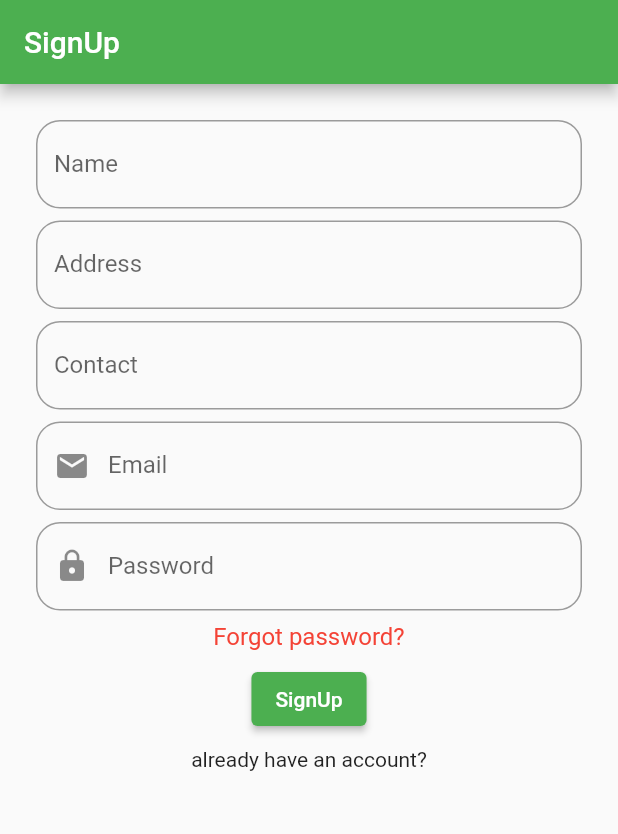
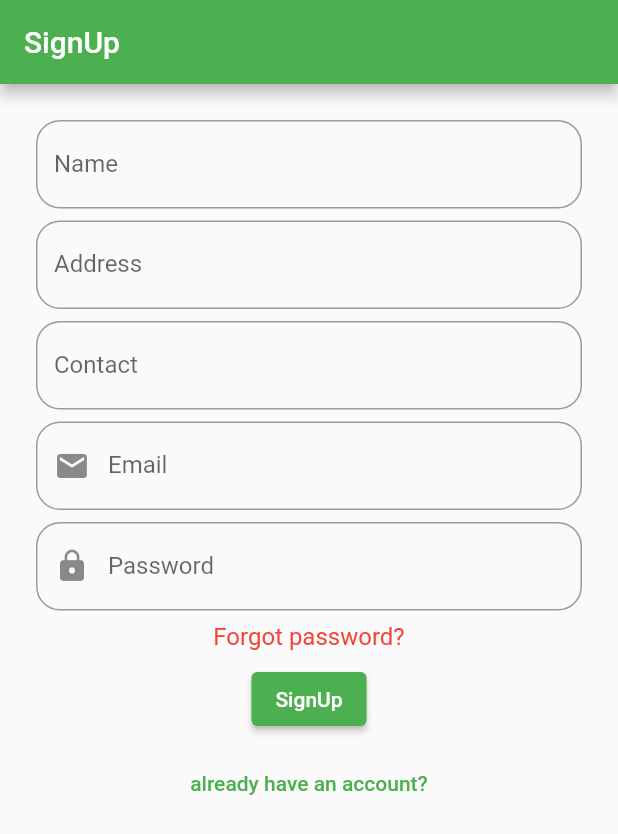
Before and after one commit to hafeezrana/notes_firebase, a Flutter app: the screen it shows after launch, after a tap on "create a new account?", after a tap on "SignUp", on a phone screen of 412 x 824 dp. Shown: the top 834 px of the screen. Run offline on Flutter 3.47's test engine with Material 2 defaults, Android fonts, the phone set to English and light mode, and no system bars; our stand-ins replace cloud_firestore, firebase_auth, firebase_core, flutter_riverpod; accounts and stored records are empty; network calls fail.

Commit message:
Review changes.

```diff
--- a/lib/main.dart
+++ b/lib/main.dart
@@ -1,4 +1,3 @@
-import 'package:firebase_auth/firebase_auth.dart';
 import 'package:firebase_core/firebase_core.dart';
 import 'package:flutter/material.dart';
 import 'package:flutter_riverpod/flutter_riverpod.dart';
@@ -7,14 +6,60 @@ import 'package:note_firebase/services/auth_service.dart';
 import 'package:note_firebase/views/home_view.dart';
 import 'package:note_firebase/views/sign_in_view.dart';
 
-Future<void> main() async {
-  WidgetsFlutterBinding.ensureInitialized();
-  await Firebase.initializeApp(options: DefaultFirebaseOptions.currentPlatform);
-  runApp(const ProviderScope(child: MyApp()));
+void main() {
+  runApp(const InitializeFirebase());
 }
 
-class MyApp extends StatelessWidget {
+@immutable
+class InitializeFirebase extends StatefulWidget {
+  const InitializeFirebase({super.key});
+
+  @override
+  State<InitializeFirebase> createState() => _InitializeFirebaseState();
+}
+
+class _InitializeFirebaseState extends State<InitializeFirebase> {
+  late Future _loading;
+
+  @override
+  void initState() {
+    super.initState();
+    _loading = Firebase.initializeApp(options: DefaultFirebaseOptions.currentPlatform);
+  }
+
+  @override
+  Widget build(BuildContext context) {
+    return FutureBuilder(
+      future: _loading,
+      builder: (BuildContext context, AsyncSnapshot<dynamic> snapshot) {
+        if (snapshot.connectionState != ConnectionState.done) {
+          return const MaterialApp(
+            home: ColoredBox(
+              color: Colors.yellow,
+              child: Center(
+                child: Text('Splash'),
+              ),
+            ),
+          );
+        }
+        if (snapshot.hasError) {
+          return ErrorWidget('ERROR');
+        }
+        return const ProviderScope(child: MyApp());
+      },
+    );
+  }
+}
+
+class MyApp extends StatefulWidget {
   const MyApp({Key? key}) : super(key: key);
+
+  @override
+  State<MyApp> createState() => _MyAppState();
+}
+
+class _MyAppState extends State<MyApp> {
+  final authService = AuthService();
 
   @override
   Widget build(BuildContext context) {
@@ -24,26 +69,17 @@ class MyApp extends StatelessWidget {
       theme: ThemeData(
         primarySwatch: Colors.green,
       ),
-      home: AuthStateChanges(),
+      home: StreamBuilder<AuthUser>(
+        initialData: authService.authUser,
+        stream: authService.authStateChanges,
+        builder: (context, snapshot) {
+          if (snapshot.requireData != AuthUser.empty) {
+            return const HomeView();
+          } else {
+            return const SignInView();
+          }
+        },
+      ),
     );
   }
 }
-
-class AuthStateChanges extends StatelessWidget {
-  AuthStateChanges({Key? key}) : super(key: key);
-
-  final authService = AuthService();
-  @override
-  Widget build(BuildContext context) {
-    return StreamBuilder<User?>(
-      stream: authService.authStateChanges,
-      builder: (conext, snapshot) {
-        if (snapshot.data != null) {
-          return const HomeView();
-        } else {
-          return SignInView();
-        }
-      },
-    );
-  }
-}
--- a/lib/services/auth_service.dart
+++ b/lib/services/auth_service.dart
@@ -1,3 +1,5 @@
+import 'dart:async';
+
 import 'package:firebase_auth/firebase_auth.dart';
 import 'package:flutter_riverpod/flutter_riverpod.dart';
 
@@ -5,17 +7,47 @@ final notesAuthProvider = Provider<AuthService>((ref) {
   return AuthService();
 });
 
+//const noUser = User();
+
+class AuthUser {
+  const AuthUser({
+    required this.uid,
+    required this.displayName,
+  });
+
+  static const empty = AuthUser(uid: '', displayName: 'Empty');
+
+  final String uid;
+  final String displayName;
+}
+
 class AuthService {
   final _instance = FirebaseAuth.instance;
-  Stream<User?> get authStateChanges => _instance.authStateChanges();
-  String get userId => _instance.currentUser!.uid;
+
+  Stream<AuthUser> get authStateChanges =>
+      _instance.authStateChanges().map(_mapAuthUser).asBroadcastStream();
+
+  AuthUser get authUser => _mapAuthUser(_instance.currentUser);
+
+  AuthUser _mapAuthUser(User? user) {
+    if (user == null) {
+      return AuthUser.empty;
+    } else {
+      return AuthUser(
+        uid: user.uid,
+        displayName: user.displayName ?? '',
+      );
+    }
+  }
 
   Future<UserCredential> createUser({
     required String email,
     required String password,
   }) {
     return _instance.createUserWithEmailAndPassword(
-        email: email, password: password);
+      email: email,
+      password: password,
+    );
   }
 
   Future<UserCredential> loginIn({
@@ -23,7 +55,9 @@ class AuthService {
     required String password,
   }) {
     return _instance.signInWithEmailAndPassword(
-        email: email, password: password);
+      email: email,
+      password: password,
+    );
   }
 
   Future<void> signOut() {
--- a/lib/views/sign_in_view.dart
+++ b/lib/views/sign_in_view.dart
@@ -6,19 +6,79 @@ import 'package:note_firebase/views/sign_up_view.dart';
 
 import 'home_view.dart';
 
-class SignInView extends ConsumerWidget {
+class SignInView extends ConsumerStatefulWidget {
+  const SignInView({super.key});
+
+  static const routeName = '/sign-in';
+
+  static Route<void> route() {
+    return PageRouteBuilder(
+      settings: const RouteSettings(name: routeName),
+      pageBuilder: (BuildContext context, Animation<double> animation,
+          Animation<double> secondaryAnimation) {
+        return FadeTransition(
+          opacity: animation,
+          child: const SignInView(),
+        );
+      },
+    );
+  }
+
+  @override
+  ConsumerState<ConsumerStatefulWidget> createState() => SignInViewState();
+}
+
+class SignInViewState extends ConsumerState {
   final emailController = TextEditingController();
   final passwordController = TextEditingController();
 
-  // @override
-  // void dispose() {
-  //   super.dispose();
-  //   emailController.text;
-  //   passwordController.text;
-  // }
+  @override
+  void dispose() {
+    emailController.dispose();
+    passwordController.dispose();
+    super.dispose();
+  }
+
+  void _onSignInPressed() async {
+    try {
+      await ref.watch(notesAuthProvider).loginIn(
+            email: emailController.text,
+            password: passwordController.text,
+          );
+      Navigator.of(context).push(HomeView.route());
+    } on FirebaseAuthException catch (e) {
+      if (e.code == 'user-not-found') {
+        showDialog(
+          context: context,
+          builder: (context) => Dialog(
+            child: Text(e.message.toString()),
+          ),
+        );
+      } else if (e.code == 'wrong-password') {
+        showDialog(
+          context: context,
+          builder: (context) => Dialog(
+            child: Padding(
+              padding: const EdgeInsets.all(16.0),
+              child: Text(e.message.toString()),
+            ),
+          ),
+        );
+      }
+    } catch (e) {
+      showDialog(
+        context: context,
+        builder: (context) => Dialog(
+          child: Text(
+            e.toString(),
+          ),
+        ),
+      );
+    }
+  }
 
   @override
-  Widget build(BuildContext context, WidgetRef ref) {
+  Widget build(BuildContext context) {
     return Scaffold(
       appBar: AppBar(
         title: const Text('SignIn'),
@@ -37,9 +97,7 @@ class SignInView extends ConsumerWidget {
                 ),
               ),
             ),
-            const SizedBox(
-              height: 8,
-            ),
+            const SizedBox(height: 8),
             TextFormField(
               controller: passwordController,
               decoration: InputDecoration(
@@ -50,72 +108,22 @@ class SignInView extends ConsumerWidget {
                 ),
               ),
             ),
-            const SizedBox(
-              height: 8,
-            ),
+            const SizedBox(height: 8),
             const Text(
               'Forgot password?',
-              style: TextStyle(
-                  color: Colors.red, fontSize: 16, fontWeight: FontWeight.w400),
+              style: TextStyle(color: Colors.red, fontSize: 16, fontWeight: FontWeight.w400),
             ),
-            const SizedBox(
-              height: 8,
-            ),
+            const SizedBox(height: 8),
             ElevatedButton(
-              onPressed: () async {
-                try {
-                  await ref.watch(notesAuthProvider).loginIn(
-                      email: emailController.text,
-                      password: passwordController.text);
-                  Navigator.push(
-                    context,
-                    MaterialPageRoute(
-                      builder: (context) => const HomeView(),
-                    ),
-                  );
-                } on FirebaseAuthException catch (e) {
-                  if (e.code == 'user-not-found') {
-                    showDialog(
-                      context: context,
-                      builder: (context) => Dialog(
-                        child: Text(e.message.toString()),
-                      ),
-                    );
-                  } else if (e.code == 'wrong-password') {
-                    showDialog(
-                      context: context,
-                      builder: (context) => Dialog(
-                        child: Padding(
-                          padding: const EdgeInsets.all(16.0),
-                          child: Text(e.message.toString()),
-                        ),
-                      ),
-                    );
-                  }
-                } catch (e) {
-                  showDialog(
-                    context: context,
-                    builder: (context) => Dialog(
-                      child: Text(
-                        e.toString(),
-                      ),
-                    ),
-                  );
-                }
-              },
+              onPressed: _onSignInPressed,
               child: const Text('SignIn'),
             ),
-            const SizedBox(
-              height: 8,
-            ),
-            GestureDetector(
-              onTap: () {
-                Navigator.of(context).pushReplacement(
-                  MaterialPageRoute(
-                    builder: (context) => SignUpView(),
-                  ),
-                );
-              },
+            const SizedBox(height: 8),
+            TextButton(
+              onPressed: () => Navigator.of(context).pushAndRemoveUntil(
+                SignUpView.route(),
+                (route) => false,
+              ),
               child: const Text('create a new account?'),
             ),
           ],
--- a/lib/views/sign_up_view.dart
+++ b/lib/views/sign_up_view.dart
@@ -9,145 +9,149 @@ import 'package:note_firebase/widgets/reusable_textform.dart';
 import 'home_view.dart';
 import 'sign_in_view.dart';
 
-class SignUpView extends ConsumerWidget {
+class SignUpView extends ConsumerStatefulWidget {
+  const SignUpView({super.key});
+
+  static const routeName = '/sign-up';
+
+  static Route<void> route() {
+    return PageRouteBuilder(
+      settings: const RouteSettings(name: routeName),
+      pageBuilder: (BuildContext context, Animation<double> animation,
+          Animation<double> secondaryAnimation) {
+        return FadeTransition(
+          opacity: animation,
+          child: const SignUpView(),
+        );
+      },
+    );
+  }
+
+  @override
+  ConsumerState<ConsumerStatefulWidget> createState() => SignUpViewState();
+}
+
+class SignUpViewState extends ConsumerState<SignUpView> {
   final nameController = TextEditingController();
   final addressController = TextEditingController();
   final contactController = TextEditingController();
   final emailController = TextEditingController();
   final passwordController = TextEditingController();
 
-  //   @override
-  // void dispose() {
-  //   super.dispose();
-  //   nameController.text;
-  //   addressController.text;
-  //   contactController.text;
-  //   emailController.text;
-  //   passwordController.text;
-  // }
+  @override
+  void dispose() {
+    super.dispose();
+    nameController.dispose();
+    addressController.dispose();
+    contactController.dispose();
+    emailController.dispose();
+    passwordController.dispose();
+  }
+
+  void _onSignUpPressed() async {
+    final newUser = UserModel(
+      userName: nameController.text,
+      contactNo: contactController.text,
+      address: addressController.text,
+    );
+    try {
+      await ref
+          .watch(notesAuthProvider)
+          .createUser(email: emailController.text, password: passwordController.text);
+      await ref.watch(notesFireStoreProvider).addUser(newUser);
+      Navigator.push(
+        context,
+        MaterialPageRoute(
+          builder: (context) => const HomeView(),
+        ),
+      );
+    } on FirebaseAuthException catch (e) {
+      if (e.code == 'weak-password') {
+        showDialog(
+          context: context,
+          builder: (context) => Dialog(
+            child: Text(e.message.toString()),
+          ),
+        );
+      } else if (e.code == 'email-already-in-use') {
+        showDialog(
+          context: context,
+          builder: (context) => Dialog(
+            child: Padding(
+              padding: const EdgeInsets.all(16.0),
+              child: Text(e.message.toString()),
+            ),
+          ),
+        );
+      }
+    } catch (e) {
+      showDialog(
+        context: context,
+        builder: (context) => Dialog(
+          child: Text(e.toString()),
+        ),
+      );
+    }
+  }
 
   @override
-  Widget build(BuildContext context, WidgetRef ref) {
+  Widget build(BuildContext context) {
     return Scaffold(
       appBar: AppBar(
         title: const Text('SignUp'),
       ),
-      body: Padding(
+      body: SingleChildScrollView(
         padding: const EdgeInsets.all(16.0).copyWith(left: 24, right: 24),
         child: Column(
           children: [
-            const SizedBox(
-              height: 8,
-            ),
+            const SizedBox(height: 8),
             ReUsableTextFormField(
               controller: nameController,
               labelText: 'Name',
               hintText: "Enter Name...",
             ),
-            const SizedBox(
-              height: 8,
-            ),
+            const SizedBox(height: 8),
             ReUsableTextFormField(
               controller: addressController,
               labelText: 'Address',
               hintText: "Enter address...",
             ),
-            const SizedBox(
-              height: 8,
-            ),
+            const SizedBox(height: 8),
             ReUsableTextFormField(
               controller: contactController,
               labelText: 'Contact',
               hintText: "Enter your contact...",
             ),
-            const SizedBox(
-              height: 8,
-            ),
+            const SizedBox(height: 8),
             ReUsableTextFormField(
               controller: emailController,
               icon: const Icon(Icons.email),
               labelText: 'Email',
               hintText: "Enter your Email...",
             ),
-            const SizedBox(
-              height: 8,
-            ),
+            const SizedBox(height: 8),
             ReUsableTextFormField(
               controller: passwordController,
               icon: const Icon(Icons.lock),
               labelText: 'Password',
               hintText: "Enter your password...",
             ),
-            const SizedBox(
-              height: 8,
-            ),
+            const SizedBox(height: 8),
             const Text(
               'Forgot password?',
-              style: TextStyle(
-                  color: Colors.red, fontSize: 16, fontWeight: FontWeight.w400),
+              style: TextStyle(color: Colors.red, fontSize: 16, fontWeight: FontWeight.w400),
             ),
-            const SizedBox(
-              height: 8,
-            ),
+            const SizedBox(height: 8),
             ElevatedButton(
-              onPressed: () async {
-                final newUser = UserModel(
-                  userName: nameController.text,
-                  contactNo: contactController.text,
-                  address: addressController.text,
-                );
-                try {
-                  await ref.watch(notesAuthProvider).createUser(
-                      email: emailController.text,
-                      password: passwordController.text);
-                  await ref.watch(notesFireStoreProvider).addUser(newUser);
-                  Navigator.push(
-                    context,
-                    MaterialPageRoute(
-                      builder: (context) => const HomeView(),
-                    ),
-                  );
-                } on FirebaseAuthException catch (e) {
-                  if (e.code == 'weak-password') {
-                    showDialog(
-                      context: context,
-                      builder: (context) => Dialog(
-                        child: Text(e.message.toString()),
-                      ),
-                    );
-                  } else if (e.code == 'email-already-in-use') {
-                    showDialog(
-                      context: context,
-                      builder: (context) => Dialog(
-                        child: Padding(
-                          padding: const EdgeInsets.all(16.0),
-                          child: Text(e.message.toString()),
-                        ),
-                      ),
-                    );
-                  }
-                } catch (e) {
-                  showDialog(
-                    context: context,
-                    builder: (context) => Dialog(
-                      child: Text(
-                        e.toString(),
-                      ),
-                    ),
-                  );
-                }
-              },
+              onPressed: _onSignUpPressed,
               child: const Text('SignUp'),
             ),
-            const SizedBox(
-              height: 8,
-            ),
-            GestureDetector(
-              onTap: () {
-                Navigator.of(context).pushReplacement(
-                  MaterialPageRoute(
-                    builder: (context) => SignInView(),
-                  ),
+            const SizedBox(height: 8),
+            TextButton(
+              onPressed: () {
+                Navigator.of(context).pushAndRemoveUntil(
+                  SignInView.route(),
+                  (route) => false,
                 );
               },
               child: const Text('already have an account?'),
--- a/pubspec.yaml
+++ b/pubspec.yaml
@@ -6,7 +6,7 @@ publish_to: 'none'
 version: 1.0.0+1
 
 environment:
-  sdk: ">=2.16.1 <3.0.0"
+  sdk: ">=2.18.0 <3.0.0"
 
 dependencies:
   flutter:
```
Also changed, not shown: lib/services/firestore_service.dart (+22 -13 lines), lib/views/home_view.dart (+9 -10 lines), pubspec.lock.
